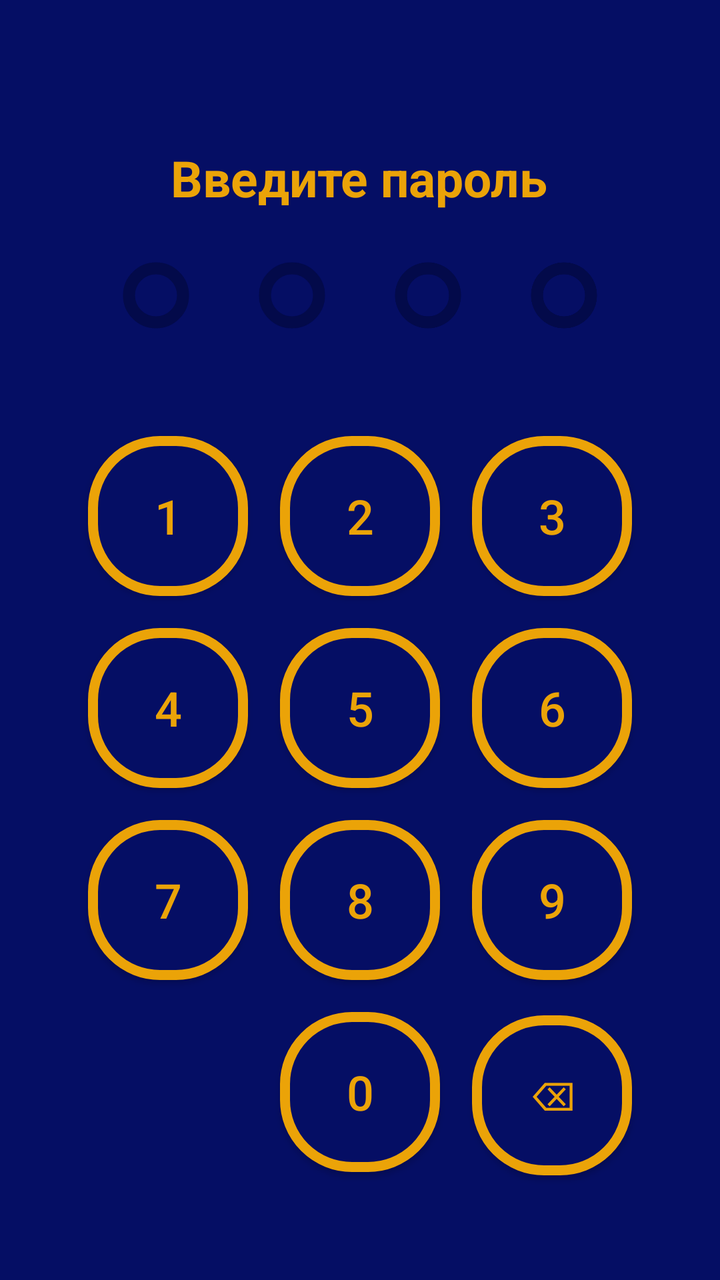
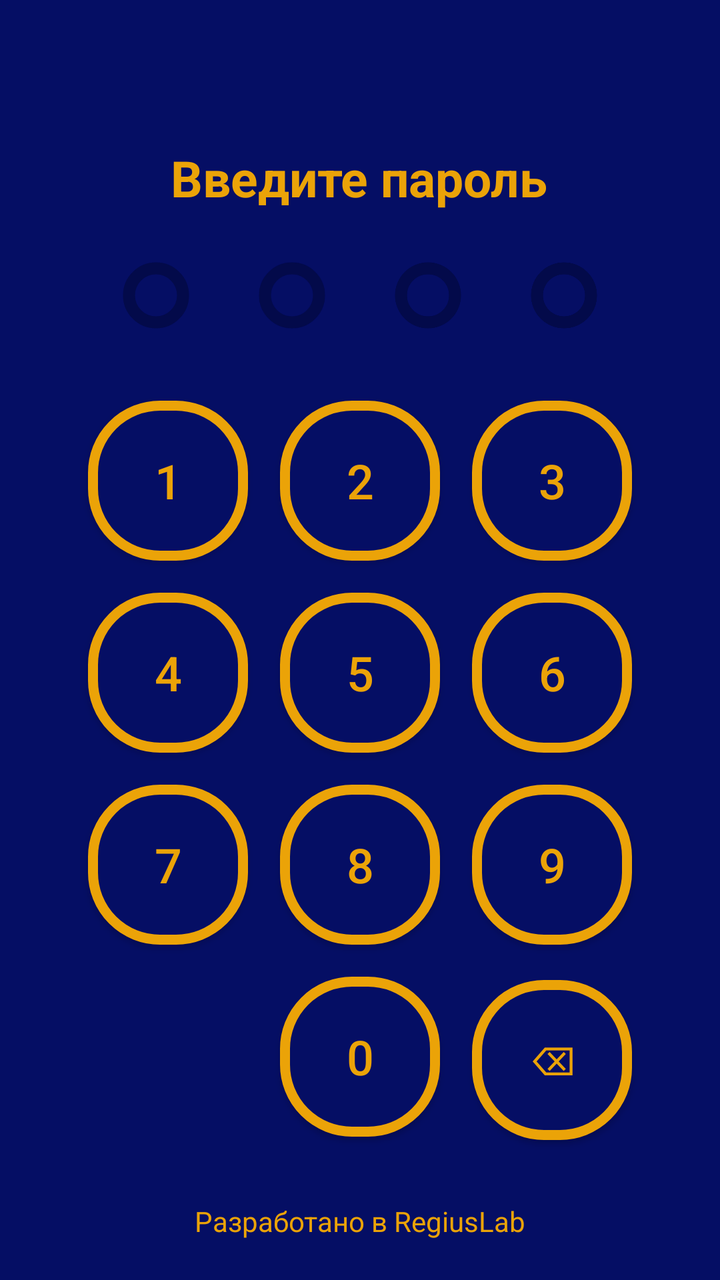

The first picture is an Android layout as it rendered before a commit; the second is the same layout after the commit. The layout source and the unified diff follow.
<!-- AndroidManifest.xml: application theme Theme.ScannerKotlin -->
<!-- res/layout/activity_auth.xml -->
<?xml version="1.0" encoding="utf-8"?>
<androidx.constraintlayout.widget.ConstraintLayout xmlns:android="http://schemas.android.com/apk/res/android"
    xmlns:app="http://schemas.android.com/apk/res-auto"
    xmlns:tools="http://schemas.android.com/tools"
    android:id="@+id/main"
    android:layout_width="match_parent"
    android:layout_height="match_parent"
    android:background="@color/dark_blue"
    tools:context=".activities.AuthActivity">



    <TextView
        android:id="@+id/passwordTitle"
        android:layout_width="wrap_content"
        android:layout_height="wrap_content"
        android:layout_marginTop="72dp"
        android:text="Введите пароль"
        android:textColor="@color/yellow"
        android:textSize="25sp"
        app:layout_constraintEnd_toEndOf="parent"
        app:layout_constraintHorizontal_bias="0.498"
        app:layout_constraintStart_toStartOf="parent"
        app:layout_constraintTop_toTopOf="parent"
        android:textStyle="bold"/>

    <LinearLayout
        android:id="@+id/passwordDotsContainer"
        android:layout_width="wrap_content"
        android:layout_height="wrap_content"
        android:orientation="horizontal"
        android:layout_marginTop="24dp"
        app:layout_constraintStart_toStartOf="parent"
        app:layout_constraintEnd_toEndOf="parent"
        app:layout_constraintTop_toBottomOf="@id/passwordTitle">

        <ImageView
            android:id="@+id/dot1"
            android:layout_width="36dp"
            android:layout_height="36dp"
            android:layout_marginHorizontal="16dp"
            android:src="@drawable/circle_outline"
            />

        <ImageView
            android:id="@+id/dot2"
            android:layout_width="36dp"
            android:layout_height="36dp"
            android:layout_marginHorizontal="16dp"
            android:src="@drawable/circle_outline"
            />

        <ImageView
            android:id="@+id/dot3"
            android:layout_width="36dp"
            android:layout_height="36dp"
            android:layout_marginHorizontal="16dp"
            android:src="@drawable/circle_outline"
            />

        <ImageView
            android:id="@+id/dot4"
            android:layout_width="36dp"
            android:layout_height="36dp"
            android:layout_marginHorizontal="16dp"
            android:src="@drawable/circle_outline"
            />
    </LinearLayout>


    <GridLayout
        android:id="@+id/numericKeypad"
        android:layout_width="wrap_content"
        android:layout_height="wrap_content"
        android:columnCount="3"
        android:rowCount="4"
        android:layout_marginTop="40dp"
        android:layout_marginBottom="40dp"
        app:layout_constraintBottom_toBottomOf="parent"
        app:layout_constraintEnd_toEndOf="parent"
        app:layout_constraintStart_toStartOf="parent"
        app:layout_constraintTop_toBottomOf="@id/passwordDotsContainer">


        <Button
            android:id="@+id/btn1"
            style="@style/CircleNumericButton"
            android:text="1"
            android:layout_width="80dp"
            android:layout_height="80dp"
            android:layout_margin="8dp"
            />

        <Button
            android:id="@+id/btn2"
            style="@style/CircleNumericButton"
            android:text="2"
            android:layout_width="80dp"
            android:layout_height="80dp"
            android:layout_margin="8dp"/>

        <Button
            android:id="@+id/btn3"
            style="@style/CircleNumericButton"
            android:text="3"
            android:layout_width="80dp"
            android:layout_height="80dp"
            android:layout_margin="8dp"/>

        
        <Button
            android:id="@+id/btn4"
            style="@style/CircleNumericButton"
            android:text="4"
            android:layout_width="80dp"
            android:layout_height="80dp"
            android:layout_margin="8dp"/>

        <Button
            android:id="@+id/btn5"
            style="@style/CircleNumericButton"
            android:text="5"
            android:layout_width="80dp"
            android:layout_height="80dp"
            android:layout_margin="8dp"/>

        <Button
            android:id="@+id/btn6"
            style="@style/CircleNumericButton"
            android:text="6"
            android:layout_width="80dp"
            android:layout_height="80dp"
            android:layout_margin="8dp"/>

        
        <Button
            android:id="@+id/btn7"
            style="@style/CircleNumericButton"
            android:text="7"
            android:layout_width="80dp"
            android:layout_height="80dp"
            android:layout_margin="8dp"/>

        <Button
            android:id="@+id/btn8"
            style="@style/CircleNumericButton"
            android:text="8"
            android:layout_width="80dp"
            android:layout_height="80dp"
            android:layout_margin="8dp"/>

        <Button
            android:id="@+id/btn9"
            style="@style/CircleNumericButton"
            android:text="9"
            android:layout_width="80dp"
            android:layout_height="80dp"
            android:layout_margin="8dp"/>

        
        <Space
            android:layout_width="80dp"
            android:layout_height="80dp"
            android:layout_margin="8dp"/>

        <Button
            android:id="@+id/btn0"
            style="@style/CircleNumericButton"
            android:text="0"
            android:layout_width="80dp"
            android:layout_height="80dp"
            android:layout_margin="8dp"/>

        <Button
            android:id="@+id/btnDelete"
            style="@style/CircleNumericButton"
            android:text="⌫"
            android:textSize="20sp"
            android:layout_width="80dp"
            android:layout_height="80dp"
            android:layout_margin="8dp"/>
    </GridLayout>
</androidx.constraintlayout.widget.ConstraintLayout>
<!-- resources referenced by this layout -->
<resources>
  <color name="dark_blue">#050E64</color>
  <color name="yellow">#EBA308</color>
  <!-- drawable circle_outline (drawable) -->
  <vector xmlns:android="http://schemas.android.com/apk/res/android"
      android:width="24dp"
      android:height="24dp"
      android:viewportWidth="24"
      android:viewportHeight="24">
      <path
          android:fillColor="@color/yellow"
          android:pathData="M12,2C6.48,2 2,6.48 2,12s4.48,10 10,10 10,-4.48 10,-10S17.52,2 12,2zm0,18c-4.42,0 -8,-3.58 -8,-8s3.58,-8 8,-8 8,3.58 8,8 -3.58,8 -8,8z"
          android:strokeWidth="2"
          android:strokeColor="@color/field_blue"/>
  </vector>
  <style name="CircleNumericButton" parent="Widget.MaterialComponents.Button">
          <item name="android:layout_width">72dp</item>
          <item name="android:layout_height">72dp</item>
          <item name="backgroundTint">@color/dark_blue</item>
          <item name="android:textColor">@color/yellow</item>
          <item name="android:textSize">24sp</item>
          <item name="cornerRadius">36dp</item>
          <item name="strokeColor">@color/yellow</item>
          <item name="strokeWidth">5dp</item>
          <item name="android:insetTop">0dp</item>
          <item name="android:insetBottom">0dp</item>
          <item name="android:insetLeft">0dp</item>
          <item name="android:insetRight">0dp</item>
          <item name="android:padding">0dp</item>
      </style>
  <style name="Theme.ScannerKotlin" parent="Base.Theme.ScannerKotlin" />
  <color name="field_blue">#030A4A</color>
  <style name="Base.Theme.ScannerKotlin" parent="Theme.Material3.DayNight.NoActionBar">
          
          
      </style>
</resources>

<!-- the commit's change to res/layout/activity_auth.xml (unified diff, before → after) -->
@@ -76,10 +76,11 @@
         android:rowCount="4"
         android:layout_marginTop="40dp"
         android:layout_marginBottom="40dp"
-        app:layout_constraintBottom_toBottomOf="parent"
+        app:layout_constraintBottom_toTopOf="@id/regiusLabel"
         app:layout_constraintEnd_toEndOf="parent"
         app:layout_constraintStart_toStartOf="parent"
-        app:layout_constraintTop_toBottomOf="@id/passwordDotsContainer">
+        app:layout_constraintTop_toBottomOf="@id/passwordDotsContainer"
+        app:layout_constraintVertical_bias="0.35">
 
 
         <Button
@@ -180,4 +181,19 @@
             android:layout_height="80dp"
             android:layout_margin="8dp"/>
     </GridLayout>
+
+    <TextView
+        android:id="@+id/regiusLabel"
+        android:layout_width="wrap_content"
+        android:layout_height="wrap_content"
+        android:layout_marginBottom="12dp"
+        android:padding="8dp"
+        android:text="@string/developer_powered_by"
+        android:textColor="@color/yellow"
+        android:textSize="14sp"
+        android:clickable="true"
+        android:focusable="true"
+        app:layout_constraintBottom_toBottomOf="parent"
+        app:layout_constraintEnd_toEndOf="parent"
+        app:layout_constraintStart_toStartOf="parent" />
 </androidx.constraintlayout.widget.ConstraintLayout>
<!-- resource entries referenced after the edit -->
@@ -14,6 +14,7 @@
           android:strokeWidth="2"
           android:strokeColor="@color/field_blue"/>
   </vector>
+  <string name="developer_powered_by">Разработано в RegiusLab</string>
   <style name="CircleNumericButton" parent="Widget.MaterialComponents.Button">
           <item name="android:layout_width">72dp</item>
           <item name="android:layout_height">72dp</item>
